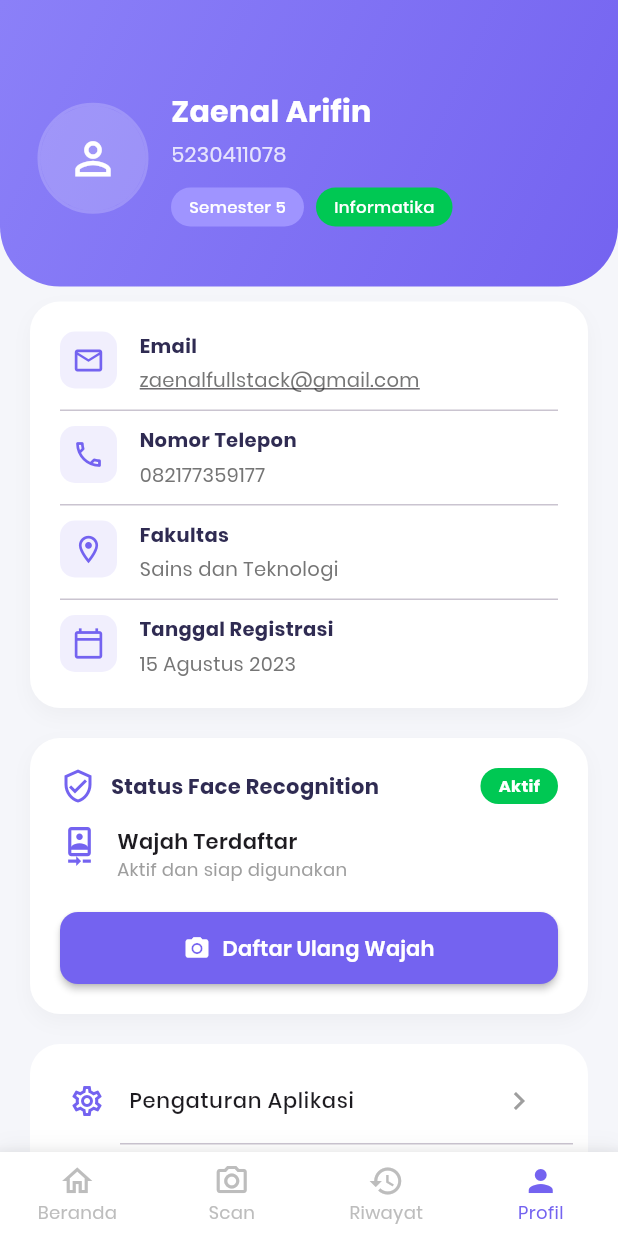
After one commit to zaenalrfn/Pemrograman-Aplikasi-Mobile, a Flutter app: the ProfilePage screen opened by its route, on a phone screen of 412 x 824 dp. The commit adds this screen. Run offline on Flutter 3.47's test engine with Material 3 defaults, Android fonts, the phone set to English and light mode, and no system bars; our stand-ins replace camera, flutter_dotenv, geolocator, supabase_flutter; missing offline and left inert: postgrest; accounts and stored records are empty.

```diff
--- a/lib/main.dart
+++ b/lib/main.dart
@@ -12,6 +12,7 @@ import 'providers/auth_provider.dart';
 
 import 'models/schedule_model.dart';
 
+import 'profil_page.dart';
 import 'beranda_page.dart';
 import 'riwayat_page.dart';
 import 'scan_page.dart';
@@ -70,8 +71,8 @@ class MyApp extends StatelessWidget {
 
           case '/profil':
             // ❗ Jika file ProfilPage belum ada → JANGAN dibuka
-            // return MaterialPageRoute(builder: (_) => const ProfilPage());
-            return null;
+            return MaterialPageRoute(builder: (_) => const ProfilePage());
+            // return null;
 
           case '/scan':
               return MaterialPageRoute(
--- /dev/null
+++ b/lib/profil_page.dart
@@ -0,0 +1,387 @@
+import 'package:flutter/material.dart';
+
+// Jika kamu punya file model/service sendiri, uncomment baris di bawah ini
+// import '../models/user_model.dart';
+// import '../services/user_service.dart';
+
+class ProfilePage extends StatefulWidget {
+  const ProfilePage({super.key});
+
+  @override
+  State<ProfilePage> createState() => _ProfilePageState();
+}
+
+class _ProfilePageState extends State<ProfilePage> {
+  // --- DATA DUMMY (Ganti dengan data dari API/UserService kamu nanti) ---
+  final String userName = "Zaenal Arifin";
+  final String userId = "5230411078";
+  final String userSemester = "Semester 5";
+  final String userProdi = "Informatika";
+  final String userEmail = "zaenalfullstack@gmail.com";
+  final String userPhone = "082177359177";
+  final String userFaculty = "Sains dan Teknologi";
+  final String userRegDate = "15 Agustus 2023";
+  // ---------------------------------------------------------------------
+
+  @override
+  Widget build(BuildContext context) {
+    return Scaffold(
+      backgroundColor: const Color(0xFFF5F6FA), // Background abu-abu muda
+      body: SingleChildScrollView(
+        child: Column(
+          children: [
+            // 1. HEADER (Bagian Ungu Atas)
+            _buildHeader(),
+
+            Padding(
+              padding: const EdgeInsets.symmetric(horizontal: 20, vertical: 10),
+              child: Column(
+                children: [
+                  // 2. KARTU INFORMASI USER
+                  _buildInfoCard(),
+
+                  const SizedBox(height: 20),
+
+                  // 3. SECTION FACE RECOGNITION
+                  _buildFaceRecogCard(),
+
+                  const SizedBox(height: 20),
+
+                  // 4. SECTION PENGATURAN BAWAH
+                  _buildSettingsCard(),
+
+                  const SizedBox(height: 30),
+                ],
+              ),
+            ),
+          ],
+        ),
+      ),
+
+      // 5. BOTTOM NAVIGATION BAR
+      bottomNavigationBar: Container(
+        decoration: BoxDecoration(
+          color: Colors.white,
+          boxShadow: [
+            BoxShadow(
+              color: Colors.grey.withOpacity(0.1),
+              blurRadius: 10,
+              offset: const Offset(0, -5),
+            ),
+          ],
+        ),
+        child: BottomNavigationBar(
+          backgroundColor: Colors.white,
+          selectedItemColor: const Color(0xFF7463F0), // Ungu aktif
+          unselectedItemColor: Colors.grey.shade400,
+          currentIndex: 3, // Posisi tab Profil
+          type: BottomNavigationBarType.fixed,
+          showUnselectedLabels: true,
+          selectedFontSize: 12,
+          onTap: (index) {
+            // Logika navigasi bisa dimasukkan di sini
+             print("Tombol nav index $index ditekan");
+          },
+          items: const [
+            BottomNavigationBarItem(
+              icon: Icon(Icons.home_outlined),
+              label: 'Beranda',
+            ),
+            BottomNavigationBarItem(
+              icon: Icon(Icons.camera_alt_outlined),
+              label: 'Scan',
+            ),
+            BottomNavigationBarItem(
+              icon: Icon(Icons.history),
+              label: 'Riwayat',
+            ),
+            BottomNavigationBarItem(
+              icon: Icon(Icons.person),
+              label: 'Profil',
+            ),
+          ],
+        ),
+      ),
+    );
+  }
+
+  // ================= WIDGET BUILDERS =================
+
+  // 1. HEADER BUILDER
+  Widget _buildHeader() {
+    return Container(
+      width: double.infinity,
+      padding: const EdgeInsets.only(top: 60, bottom: 40, left: 25, right: 25),
+      decoration: const BoxDecoration(
+        gradient: LinearGradient(
+          colors: [Color(0xFF8B80F8), Color(0xFF7463F0)], // Gradasi Ungu
+          begin: Alignment.topLeft,
+          end: Alignment.bottomRight,
+        ),
+        borderRadius: BorderRadius.only(
+          bottomLeft: Radius.circular(40),
+          bottomRight: Radius.circular(40),
+        ),
+      ),
+      child: Row(
+        children: [
+          // Foto Profil
+          Container(
+            decoration: BoxDecoration(
+              shape: BoxShape.circle,
+              border: Border.all(color: Colors.white.withOpacity(0.2), width: 2),
+            ),
+            child: CircleAvatar(
+              radius: 35,
+              backgroundColor: Colors.white.withOpacity(0.2),
+              child: const Icon(Icons.person_outline, size: 35, color: Colors.white),
+            ),
+          ),
+          const SizedBox(width: 15),
+
+          // Detail Nama & Prodi
+          Expanded(
+            child: Column(
+              crossAxisAlignment: CrossAxisAlignment.start,
+              children: [
+                Text(
+                  userName,
+                  style: const TextStyle(
+                    color: Colors.white,
+                    fontSize: 20,
+                    fontWeight: FontWeight.bold,
+                  ),
+                ),
+                const SizedBox(height: 4),
+                Text(
+                  userId,
+                  style: TextStyle(
+                    color: Colors.white.withOpacity(0.8),
+                    fontSize: 14,
+                  ),
+                ),
+                const SizedBox(height: 12),
+                Row(
+                  children: [
+                    _buildBadge(userSemester, const Color(0xFF9F94FF)),
+                    const SizedBox(width: 8),
+                    _buildBadge(userProdi, const Color(0xFF00C853)), // Hijau
+                  ],
+                )
+              ],
+            ),
+          )
+        ],
+      ),
+    );
+  }
+
+  Widget _buildBadge(String text, Color color) {
+    return Container(
+      padding: const EdgeInsets.symmetric(horizontal: 12, vertical: 5),
+      decoration: BoxDecoration(
+        color: color,
+        borderRadius: BorderRadius.circular(20),
+      ),
+      child: Text(
+        text,
+        style: const TextStyle(
+          color: Colors.white,
+          fontSize: 11,
+          fontWeight: FontWeight.w500
+        )
+      ),
+    );
+  }
+
+  // 2. INFO CARD BUILDER
+  Widget _buildInfoCard() {
+    return Container(
+      padding: const EdgeInsets.all(20),
+      decoration: BoxDecoration(
+        color: Colors.white,
+        borderRadius: BorderRadius.circular(20),
+        boxShadow: [
+          BoxShadow(
+            color: Colors.black.withOpacity(0.03),
+            blurRadius: 10,
+            offset: const Offset(0, 5),
+          ),
+        ],
+      ),
+      child: Column(
+        children: [
+          _buildInfoItem(Icons.email_outlined, "Email", userEmail),
+          const Padding(padding: EdgeInsets.symmetric(vertical: 10), child: Divider(height: 1)),
+          _buildInfoItem(Icons.phone_outlined, "Nomor Telepon", userPhone),
+          const Padding(padding: EdgeInsets.symmetric(vertical: 10), child: Divider(height: 1)),
+          _buildInfoItem(Icons.location_on_outlined, "Fakultas", userFaculty),
+          const Padding(padding: EdgeInsets.symmetric(vertical: 10), child: Divider(height: 1)),
+          _buildInfoItem(Icons.calendar_today_outlined, "Tanggal Registrasi", userRegDate),
+        ],
+      ),
+    );
+  }
+
+  Widget _buildInfoItem(IconData icon, String title, String value) {
+    return Row(
+      crossAxisAlignment: CrossAxisAlignment.start,
+      children: [
+        Container(
+          padding: const EdgeInsets.all(8),
+          decoration: BoxDecoration(
+            color: const Color(0xFF7463F0).withOpacity(0.1), // Ungu Pudar
+            borderRadius: BorderRadius.circular(10),
+          ),
+          child: Icon(icon, color: const Color(0xFF7463F0), size: 22),
+        ),
+        const SizedBox(width: 15),
+        Expanded(
+          child: Column(
+            crossAxisAlignment: CrossAxisAlignment.start,
+            children: [
+              Text(
+                title,
+                style: const TextStyle(
+                  fontSize: 13,
+                  fontWeight: FontWeight.bold,
+                  color: Color(0xFF2F2B52),
+                ),
+              ),
+              const SizedBox(height: 4),
+              Text(
+                value,
+                style: TextStyle(
+                  fontSize: 13,
+                  color: Colors.grey.shade600,
+                  decoration: title == "Email" ? TextDecoration.underline : TextDecoration.none,
+                ),
+              ),
+            ],
+          ),
+        )
+      ],
+    );
+  }
+
+  // 3. FACE RECOGNITION CARD BUILDER
+  Widget _buildFaceRecogCard() {
+    return Container(
+      padding: const EdgeInsets.all(20),
+      decoration: BoxDecoration(
+        color: Colors.white,
+        borderRadius: BorderRadius.circular(20),
+        boxShadow: [
+          BoxShadow(
+            color: Colors.black.withOpacity(0.03),
+            blurRadius: 10,
+            offset: const Offset(0, 5),
+          ),
+        ],
+      ),
+      child: Column(
+        children: [
+          // Header Status
+          Row(
+            mainAxisAlignment: MainAxisAlignment.spaceBetween,
+            children: [
+              Row(
+                children: const [
+                  Icon(Icons.verified_user_outlined, color: Color(0xFF7463F0)),
+                  SizedBox(width: 10),
+                  Text(
+                    "Status Face Recognition",
+                    style: TextStyle(fontWeight: FontWeight.bold, color: Color(0xFF2F2B52)),
+                  ),
+                ],
+              ),
+              Container(
+                padding: const EdgeInsets.symmetric(horizontal: 12, vertical: 4),
+                decoration: BoxDecoration(
+                  color: const Color(0xFF00C853), // Hijau
+                  borderRadius: BorderRadius.circular(12),
+                ),
+                child: const Text(
+                  "Aktif",
+                  style: TextStyle(color: Colors.white, fontSize: 11, fontWeight: FontWeight.bold),
+                ),
+              )
+            ],
+          ),
+          const SizedBox(height: 15),
+
+          // Keterangan Wajah
+           Row(
+            crossAxisAlignment: CrossAxisAlignment.start,
+            children: [
+               const Icon(Icons.camera_front_outlined, color: Color(0xFF7463F0), size: 26),
+               const SizedBox(width: 12),
+               Column(
+                 crossAxisAlignment: CrossAxisAlignment.start,
+                 children: [
+                   const Text("Wajah Terdaftar", style: TextStyle(fontWeight: FontWeight.w600)),
+                   Text("Aktif dan siap digunakan", style: TextStyle(color: Colors.grey.shade500, fontSize: 12)),
+                 ],
+               )
+            ],
+          ),
+
+          const SizedBox(height: 20),
+
+          // Tombol Daftar Ulang
+          SizedBox(
+            width: double.infinity,
+            child: ElevatedButton.icon(
+              onPressed: () {
+                 print("Daftar Ulang Wajah diklik");
+              },
+              icon: const Icon(Icons.camera_alt, color: Colors.white),
+              label: const Text(
+                "Daftar Ulang Wajah",
+                style: TextStyle(color: Colors.white, fontWeight: FontWeight.w600),
+              ),
+              style: ElevatedButton.styleFrom(
+                backgroundColor: const Color(0xFF7463F0), // Warna Ungu Utama
+                padding: const EdgeInsets.symmetric(vertical: 14),
+                elevation: 2,
+                shape: RoundedRectangleBorder(
+                  borderRadius: BorderRadius.circular(12),
+                ),
+              ),
+            ),
+          ),
+        ],
+      ),
+    );
+  }
+
+  // 4. SETTINGS CARD BUILDER
+  Widget _buildSettingsCard() {
+    return Container(
+      padding: const EdgeInsets.all(10),
+      decoration: BoxDecoration(
+        color: Colors.white,
+        borderRadius: BorderRadius.circular(20),
+      ),
+      child: Column(
+        children: [
+          _buildSettingItem(Icons.settings_outlined, "Pengaturan Aplikasi"),
+          const Divider(height: 1, indent: 50),
+          _buildSettingItem(Icons.shield_outlined, "Keamanan & Privasi"),
+        ],
+      ),
+    );
+  }
+
+  Widget _buildSettingItem(IconData icon, String title) {
+    return ListTile(
+      leading: Icon(icon, color: const Color(0xFF7463F0)),
+      title: Text(
+        title,
+        style: const TextStyle(fontSize: 14, fontWeight: FontWeight.w500)
+      ),
+      trailing: const Icon(Icons.chevron_right, color: Colors.grey),
+      onTap: () {},
+    );
+  }
+}
--- a/lib/services/schedule_service.dart
+++ b/lib/services/schedule_service.dart
@@ -6,7 +6,7 @@ class ScheduleService {
 
   Future<List<ScheduleModel>> getUserSchedules(String userId) async {
     final response = await supabase
-        .from('schedules')
+        .from('student_courses')
         .select('''
       *,
       courses:course_id(*,lecturers:dosen_id(*)),
```
